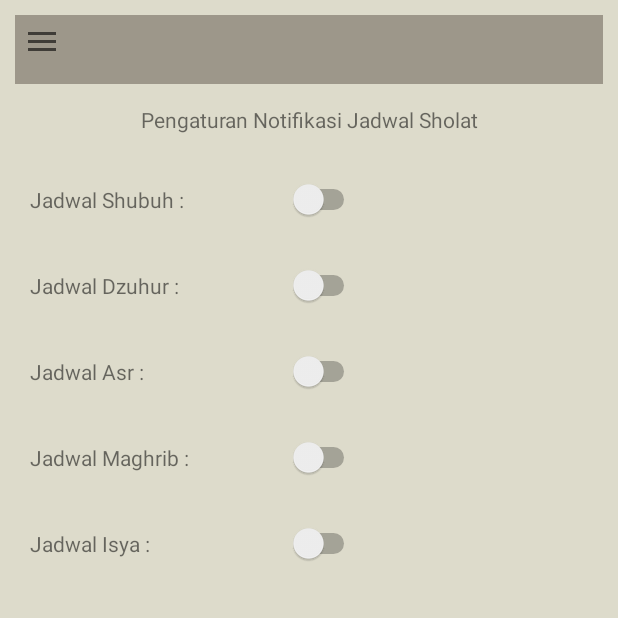
After one commit to ihsan946/SholatQ, an Android app: the fragment SetelanFragment placed in its activity, on a phone screen of 412 x 824 dp, the top half of it. The commit adds this screen. Run offline under Robolectric (Android 15) with nearby library versions, the phone set to English and light mode, and no system bars.

Commit message:
progress alarm jadwal sholat dan masih terjadi error saat set alarm

```diff
--- a/app/src/main/java/com/ihsan946/sholatq/main/SplashScreen.java
+++ b/app/src/main/java/com/ihsan946/sholatq/main/SplashScreen.java
@@ -39,8 +39,8 @@ public class SplashScreen extends AppCompatActivity {
         StrictMode.ThreadPolicy policy = new StrictMode.ThreadPolicy.Builder().permitAll().build();
         StrictMode.setThreadPolicy(policy);
 //
-//        getIp();
-//        getLokasi();
+        getIp();
+        getLokasi();
         getTextQuotes();
 //
 
--- a/app/src/main/java/com/ihsan946/sholatq/menufragment/JadwalFragment.java
+++ b/app/src/main/java/com/ihsan946/sholatq/menufragment/JadwalFragment.java
@@ -178,7 +178,7 @@ public class JadwalFragment extends Fragment {
 
         PrayerTimes prayer = new PrayerTimes(coordinates,date,params);
 
-        SimpleDateFormat formatter = new SimpleDateFormat("HH:mm ", Locale.UK);
+        SimpleDateFormat formatter = new SimpleDateFormat("HH:mm", Locale.UK);
         formatter.setTimeZone(TimeZone.getTimeZone("Asia/Jakarta"));
 
         SimpleDateFormat formatTanggal = new SimpleDateFormat("dd-MMMM-YYYY");
--- /dev/null
+++ b/app/src/main/java/com/ihsan946/sholatq/menufragment/SetelanFragment.java
@@ -0,0 +1,170 @@
+package com.ihsan946.sholatq.menufragment;
+
+import android.os.Bundle;
+import android.view.LayoutInflater;
+import android.view.View;
+import android.view.ViewGroup;
+import android.widget.CompoundButton;
+import android.widget.Switch;
+
+import androidx.fragment.app.Fragment;
+
+import com.ihsan946.sholatq.R;
+import com.ihsan946.sholatq.sharedpreferenced.Preference;
+import com.ihsan946.sholatq.utils.BroadcastReceiverSholat;
+
+/**
+ * A simple {@link Fragment} subclass.
+ * Use the {@link SetelanFragment#newInstance} factory method to
+ * create an instance of this fragment.
+ */
+public class SetelanFragment extends Fragment {
+
+
+    Switch status_shubuh,status_dzuhur,status_asr,status_maghrib,status_isya;
+//
+    final int ALARM_CODE_SHUBUH = 100;
+    final int ALARM_CODE_DZUHUR = 101;
+    final int ALARM_CODE_ASR = 102;
+    final int ALARM_CODE_MAGHRIB = 103;
+    final int ALARM_CODE_ISYA = 104;
+    BroadcastReceiverSholat broadcastreceiversholat;
+
+    // TODO: Rename parameter arguments, choose names that match
+    // the fragment initialization parameters, e.g. ARG_ITEM_NUMBER
+    private static final String ARG_PARAM1 = "param1";
+    private static final String ARG_PARAM2 = "param2";
+
+    // TODO: Rename and change types of parameters
+    private String mParam1;
+    private String mParam2;
+
+    public SetelanFragment() {
+        // Required empty public constructor
+    }
+
+    /**
+     * Use this factory method to create a new instance of
+     * this fragment using the provided parameters.
+     *
+     * @param param1 Parameter 1.
+     * @param param2 Parameter 2.
+     * @return A new instance of fragment SetelanFragment.
+     */
+    // TODO: Rename and change types and number of parameters
+    public static SetelanFragment newInstance(String param1, String param2) {
+        SetelanFragment fragment = new SetelanFragment();
+        Bundle args = new Bundle();
+        args.putString(ARG_PARAM1, param1);
+        args.putString(ARG_PARAM2, param2);
+        fragment.setArguments(args);
+        return fragment;
+    }
+
+    @Override
+    public void onCreate(Bundle savedInstanceState) {
+        super.onCreate(savedInstanceState);
+        if (getArguments() != null) {
+            mParam1 = getArguments().getString(ARG_PARAM1);
+            mParam2 = getArguments().getString(ARG_PARAM2);
+        }
+    }
+
+    @Override
+    public View onCreateView(LayoutInflater inflater, ViewGroup container,
+                             Bundle savedInstanceState) {
+        // Inflate the layout for this fragment
+        View view = inflater.inflate(R.layout.fragment_setelan, container, false);
+
+//
+        status_shubuh = view.findViewById(R.id.status_shubuh);
+        status_dzuhur = view.findViewById(R.id.status_dzuhur);
+        status_asr = view.findViewById(R.id.status_asr);
+        status_maghrib = view.findViewById(R.id.status_maghrib);
+        status_isya = view.findViewById(R.id.status_isya);
+//
+        status_shubuh.setChecked(Preference.getStatusShubuhPreference(getActivity()));
+        status_dzuhur.setChecked(Preference.getStatusDzuhurPreference(getActivity()));
+        status_asr.setChecked(Preference.getStatusAsrPreference(getActivity()));
+        status_maghrib.setChecked(Preference.getStatusMaghribPreference(getActivity()));
+        status_isya.setChecked(Preference.getStatusIsyaPreference(getActivity()));
+        broadcastreceiversholat = new BroadcastReceiverSholat();
+//
+        status_shubuh.setOnCheckedChangeListener(new CompoundButton.OnCheckedChangeListener() {
+            @Override
+            public void onCheckedChanged(CompoundButton buttonView, boolean isChecked) {
+                if(isChecked){
+                    broadcastreceiversholat.setRepeatingAlarm(getActivity(),ALARM_CODE_SHUBUH,
+                            Preference.getTimeShubuhPreference(getActivity()),"Shubuh");
+                    Preference.setStatusShubuhPreference(getActivity(),true);
+                }
+                else{
+                    broadcastreceiversholat.cancelAlarm(getActivity(),ALARM_CODE_SHUBUH);
+                    Preference.setStatusShubuhPreference(getActivity(),false);
+                }
+            }
+        });
+
+        status_dzuhur.setOnCheckedChangeListener(new CompoundButton.OnCheckedChangeListener() {
+            @Override
+            public void onCheckedChanged(CompoundButton buttonView, boolean isChecked) {
+                if(isChecked){
+                    broadcastreceiversholat.setRepeatingAlarm(getActivity(),ALARM_CODE_DZUHUR,
+                            Preference.getTimeDzuhurPreference(getActivity()),"Dzuhur");
+                    Preference.setStatusDzuhurPreference(getActivity(),true);
+                }
+                else{
+                    broadcastreceiversholat.cancelAlarm(getActivity(),ALARM_CODE_DZUHUR);
+                    Preference.setStatusDzuhurPreference(getActivity(),false);
+                }
+            }
+        });
+
+        status_asr.setOnCheckedChangeListener(new CompoundButton.OnCheckedChangeListener() {
+            @Override
+            public void onCheckedChanged(CompoundButton buttonView, boolean isChecked) {
+                if(isChecked){
+                    broadcastreceiversholat.setRepeatingAlarm(getActivity(),ALARM_CODE_ASR,
+                            Preference.getTimeAsrPreference(getActivity()),"Ashar");
+                    Preference.setStatusAsrPreference(getActivity(),true);
+                }
+                else{
+                    broadcastreceiversholat.cancelAlarm(getActivity(),ALARM_CODE_ASR);
+                    Preference.setStatusAsrPreference(getActivity(),false);
+                }
+            }
+        });
+
+        status_maghrib.setOnCheckedChangeListener(new CompoundButton.OnCheckedChangeListener() {
+            @Override
+            public void onCheckedChanged(CompoundButton buttonView, boolean isChecked) {
+                if(isChecked){
+                    broadcastreceiversholat.setRepeatingAlarm(getActivity(),ALARM_CODE_MAGHRIB,
+                            Preference.getTimeMaghribPreference(getActivity()),"Maghrib");
+                    Preference.setStatusMaghribPreference(getActivity(),true);
+                }
+                else{
+                    broadcastreceiversholat.cancelAlarm(getActivity(),ALARM_CODE_MAGHRIB);
+                    Preference.setStatusMaghribPreference(getActivity(),false);
+                }
+            }
+        });
+
+        status_isya.setOnCheckedChangeListener(new CompoundButton.OnCheckedChangeListener() {
+            @Override
+            public void onCheckedChanged(CompoundButton buttonView, boolean isChecked) {
+                if(isChecked){
+                    broadcastreceiversholat.setRepeatingAlarm(getActivity(),ALARM_CODE_ISYA,
+                            Preference.getTimeIsyaPreference(getActivity()),"Isya");
+                    Preference.setStatusIsyaPreference(getActivity(),true);
+                }
+                else{
+                    broadcastreceiversholat.cancelAlarm(getActivity(),ALARM_CODE_ISYA);
+                    Preference.setStatusIsyaPreference(getActivity(),false);
+                }
+            }
+        });
+
+        return view;
+    }
+}
--- a/app/src/main/java/com/ihsan946/sholatq/sharedpreferenced/Preference.java
+++ b/app/src/main/java/com/ihsan946/sholatq/sharedpreferenced/Preference.java
@@ -9,17 +9,25 @@ public class Preference {
 
     private static final String PREF_SESSION = "com.ihsan946.sholatq.session";
 
-    private static String IP_DEVICE = "IP_DEVICE";
-    private static String NAMA_KOTA = "NAMA_KOTA";
-    private static String LATITUDE = "LATITUDE";
-    private static String LONGITUDE = "LONGITUDE";
-    private static String QUOTES = "QUOTES";
-    private static String TIME_SHUBUH = "TIME_SHUBUH";
-    private static String TIME_DZUHUR = "TIME_DZUHUR";
-    private static String TIME_ASR = "TIME_ASR";
-    private static String TIME_MAGHRIB = "TIME_MAGHRIB";
-    private static String TIME_ISYA = "TIME_ISYA";
-
+    private static final String IP_DEVICE = "IP_DEVICE";
+    private static final String NAMA_KOTA = "NAMA_KOTA";
+    private static final String LATITUDE = "LATITUDE";
+    private static final String LONGITUDE = "LONGITUDE";
+//
+    private static final String QUOTES = "QUOTES";
+//
+    private static final String TIME_SHUBUH = "TIME_SHUBUH";
+    private static final String TIME_DZUHUR = "TIME_DZUHUR";
+    private static final String TIME_ASR = "TIME_ASR";
+    private static final String TIME_MAGHRIB = "TIME_MAGHRIB";
+    private static final String TIME_ISYA = "TIME_ISYA";
+//
+    private static final String STATUS_SHUBUH = "STATUS_SHUBUH";
+    private static final String STATUS_DZUHUR = "STATUS_DZUHUR";
+    private static final String STATUS_ASR = "STATUS_ASR";
+    private static final String STATUS_MAGHRIB = "STATUS_MAGHRIB";
+    private static final String STATUS_ISYA = "STATUS_ISYA";
+//
     private Context context;
 
     public Preference(Context context) {
@@ -166,7 +174,71 @@ public class Preference {
         editor.putString(TIME_ISYA,isya);
         editor.apply();
     }
-    //
+//
+    public static boolean getStatusShubuhPreference(Context context) {
+        SharedPreferences preferences = context.getSharedPreferences(PREF_SESSION, Context.MODE_PRIVATE);
+        return preferences.getBoolean(STATUS_SHUBUH, Utilstatic.DEFAULT_BOOLEAN);
+}
+
+    public static void setStatusShubuhPreference(Context context,boolean shubuh) {
+        SharedPreferences preferences = context.getSharedPreferences(PREF_SESSION, Context.MODE_PRIVATE);
+        SharedPreferences.Editor editor = preferences.edit();
+
+        editor.putBoolean(STATUS_SHUBUH,shubuh);
+        editor.apply();
+    }
+//
+    public static boolean getStatusDzuhurPreference(Context context) {
+        SharedPreferences preferences = context.getSharedPreferences(PREF_SESSION, Context.MODE_PRIVATE);
+        return preferences.getBoolean(STATUS_SHUBUH, Utilstatic.DEFAULT_BOOLEAN);
+}
+
+    public static void setStatusDzuhurPreference(Context context,boolean dzuhur) {
+        SharedPreferences preferences = context.getSharedPreferences(PREF_SESSION, Context.MODE_PRIVATE);
+        SharedPreferences.Editor editor = preferences.edit();
+
+        editor.putBoolean(STATUS_DZUHUR,dzuhur);
+        editor.apply();
+    }
+//
+    public static boolean getStatusAsrPreference(Context context) {
+        SharedPreferences preferences = context.getSharedPreferences(PREF_SESSION, Context.MODE_PRIVATE);
+        return preferences.getBoolean(STATUS_ASR, Utilstatic.DEFAULT_BOOLEAN);
+}
+
+    public static void setStatusAsrPreference(Context context,boolean asr) {
+        SharedPreferences preferences = context.getSharedPreferences(PREF_SESSION, Context.MODE_PRIVATE);
+        SharedPreferences.Editor editor = preferences.edit();
+
+        editor.putBoolean(STATUS_DZUHUR,asr);
+        editor.apply();
+    }
+//
+    public static boolean getStatusMaghribPreference(Context context) {
+        SharedPreferences preferences = context.getSharedPreferences(PREF_SESSION, Context.MODE_PRIVATE);
+        return preferences.getBoolean(STATUS_MAGHRIB, Utilstatic.DEFAULT_BOOLEAN);
+}
+
+    public static void setStatusMaghribPreference(Context context,boolean maghrib) {
+        SharedPreferences preferences = context.getSharedPreferences(PREF_SESSION, Context.MODE_PRIVATE);
+        SharedPreferences.Editor editor = preferences.edit();
+
+        editor.putBoolean(STATUS_MAGHRIB,maghrib);
+        editor.apply();
+    }
+//
+    public static boolean getStatusIsyaPreference(Context context) {
+        SharedPreferences preferences = context.getSharedPreferences(PREF_SESSION, Context.MODE_PRIVATE);
+        return preferences.getBoolean(STATUS_MAGHRIB, Utilstatic.DEFAULT_BOOLEAN);
+}
+
+    public static void setStatusIsyaPreference(Context context,boolean isya) {
+        SharedPreferences preferences = context.getSharedPreferences(PREF_SESSION, Context.MODE_PRIVATE);
+        SharedPreferences.Editor editor = preferences.edit();
+
+        editor.putBoolean(STATUS_ISYA,isya);
+        editor.apply();
+    }
 
 
 }
--- /dev/null
+++ b/app/src/main/res/layout/fragment_setelan.xml
@@ -0,0 +1,118 @@
+<?xml version="1.0" encoding="utf-8"?>
+<FrameLayout xmlns:android="http://schemas.android.com/apk/res/android"
+    xmlns:tools="http://schemas.android.com/tools"
+    android:layout_width="match_parent"
+    android:layout_height="match_parent"
+    android:background="@color/bone"
+    tools:context=".menufragment.SetelanFragment">
+
+    <!-- TODO: Update blank fragment layout -->
+    <LinearLayout
+        android:layout_width="match_parent"
+        android:layout_height="match_parent"
+        android:id="@+id/layout_setelan"
+        android:orientation="vertical"
+        android:padding="@dimen/dimen20"
+        >
+        <TextView
+            android:layout_width="match_parent"
+            android:layout_height="wrap_content"
+            android:gravity="center"
+            android:layout_marginTop="@dimen/dimen50"
+            android:text="@string/judul_pengaturan"
+
+            />
+        <LinearLayout
+            android:layout_width="match_parent"
+            android:layout_height="wrap_content"
+            android:orientation="horizontal"
+            android:layout_marginTop="@dimen/dimen30"
+            android:id="@+id/pengaturan_shubuh"
+            >
+            <TextView
+                android:layout_width="@dimen/dimen110"
+                android:layout_height="wrap_content"
+                android:text="@string/setelan_shubuh"
+                />
+            <Switch
+                android:layout_width="@dimen/dimen110"
+                android:layout_height="wrap_content"
+                android:id="@+id/status_shubuh"
+                tools:ignore="UseSwitchCompatOrMaterialXml" />
+        </LinearLayout>
+        <LinearLayout
+            android:layout_width="match_parent"
+            android:layout_height="wrap_content"
+            android:orientation="horizontal"
+            android:layout_marginTop="@dimen/dimen30"
+            android:id="@+id/pengaturan_dzuhur"
+            >
+            <TextView
+                android:layout_width="@dimen/dimen110"
+                android:layout_height="wrap_content"
+                android:text="@string/setelan_dzuhur"
+                />
+            <Switch
+                android:layout_width="@dimen/dimen110"
+                android:layout_height="wrap_content"
+                android:id="@+id/status_dzuhur"
+                tools:ignore="UseSwitchCompatOrMaterialXml" />
+        </LinearLayout>
+        <LinearLayout
+            android:layout_width="match_parent"
+            android:layout_height="wrap_content"
+            android:orientation="horizontal"
+            android:layout_marginTop="@dimen/dimen30"
+            android:id="@+id/pengaturan_asr"
+            >
+            <TextView
+                android:layout_width="@dimen/dimen110"
+                android:layout_height="wrap_content"
+                android:text="@string/setelan_asr"
+                />
+            <Switch
+                android:layout_width="@dimen/dimen110"
+                android:layout_height="wrap_content"
+                android:id="@+id/status_asr"
+                tools:ignore="UseSwitchCompatOrMaterialXml" />
+        </LinearLayout>
+        <LinearLayout
+            android:layout_width="match_parent"
+            android:layout_height="wrap_content"
+            android:orientation="horizontal"
+            android:layout_marginTop="@dimen/dimen30"
+            android:id="@+id/pengaturan_maghrib"
+            >
+            <TextView
+                android:layout_width="@dimen/dimen110"
+                android:layout_height="wrap_content"
+                android:text="@string/setelan_maghrib"
+                />
+            <Switch
+                android:layout_width="@dimen/dimen110"
+                android:layout_height="wrap_content"
+                android:id="@+id/status_maghrib"
+                tools:ignore="UseSwitchCompatOrMaterialXml" />
+        </LinearLayout>
+        <LinearLayout
+            android:layout_width="match_parent"
+            android:layout_height="wrap_content"
+            android:orientation="horizontal"
+            android:layout_marginTop="@dimen/dimen30"
+            android:id="@+id/pengaturan_isya"
+            >
+            <TextView
+                android:layout_width="@dimen/dimen110"
+                android:layout_height="wrap_content"
+                android:text="@string/setelan_isya"
+                />
+            <Switch
+                android:layout_width="@dimen/dimen110"
+                android:layout_height="wrap_content"
+                android:id="@+id/status_isya"
+                tools:ignore="UseSwitchCompatOrMaterialXml" />
+        </LinearLayout>
+
+    </LinearLayout>
+
+</FrameLayout>
--- a/app/src/main/res/menu/menu_nav.xml
+++ b/app/src/main/res/menu/menu_nav.xml
@@ -17,7 +17,9 @@
         <item
             android:id="@+id/menu3"
             android:title="Kembali ke Home" />
-
-
+        <item
+            android:id="@+id/menu4"
+            android:title="Pengaturan Notifikasi"
+            />
     </group>
 </menu>
--- a/app/src/main/res/values/dimen.xml
+++ b/app/src/main/res/values/dimen.xml
@@ -5,7 +5,9 @@
     <dimen name="dimen10">10dp</dimen>
     <dimen name="dimen20">20dp</dimen>
     <dimen name="dimen30">30dp</dimen>
+    <dimen name="dimen50">50dp</dimen>
     <dimen name="dimen100">100dp</dimen>
+    <dimen name="dimen110">110dp</dimen>
     <dimen name="dimen120">120dp</dimen>
     <dimen name="dimen200">200dp</dimen>
     <dimen name="dimen300">300dp</dimen>
--- a/app/src/main/res/values/strings.xml
+++ b/app/src/main/res/values/strings.xml
@@ -8,4 +8,10 @@
     <string name="pesan2">mudah - mudahan dengan aplikasi ini para pengguna menjadi lenih ingat kepada allah</string>
     <string name="pesan3">untuk melaksanakan ibadahnya dan semoga aplikasi ini bermanfaat</string>
     <string name="copyright">Salam Hangat, Developer (2021)</string>
+    <string name="judul_pengaturan">Pengaturan Notifikasi Jadwal Sholat</string>
+    <string name="setelan_shubuh">Jadwal Shubuh : </string>
+    <string name="setelan_dzuhur">Jadwal Dzuhur : </string>
+    <string name="setelan_asr">Jadwal Asr : </string>
+    <string name="setelan_maghrib">Jadwal Maghrib : </string>
+    <string name="setelan_isya">Jadwal Isya : </string>
 </resources>
```
Also changed, not shown: app/src/main/AndroidManifest.xml (+4 -6 lines), app/src/main/java/com/ihsan946/sholatq/main/MainActivity.java (+8 -3 lines), app/src/main/java/com/ihsan946/sholatq/menufragment/DzikirFragment.java (+1 -17 lines), app/src/main/java/com/ihsan946/sholatq/utils/BroadcastReceiverSholat.java (+84 -30 lines), app/src/main/java/com/ihsan946/sholatq/utils/NotificationUtils.java (+0 -18 lines), 2 other files.
